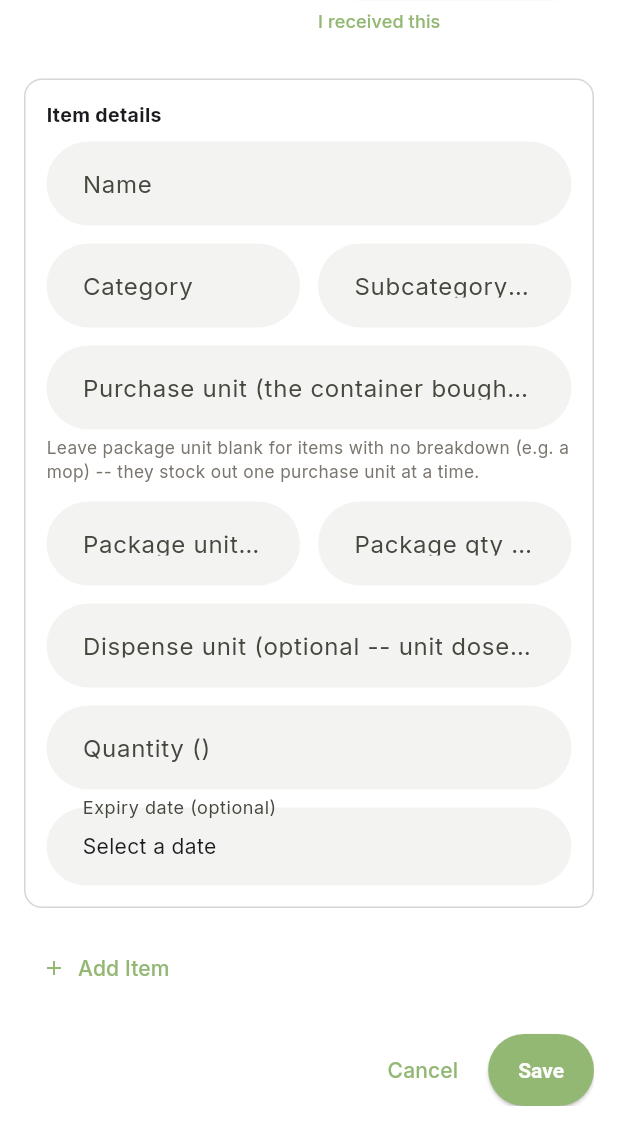
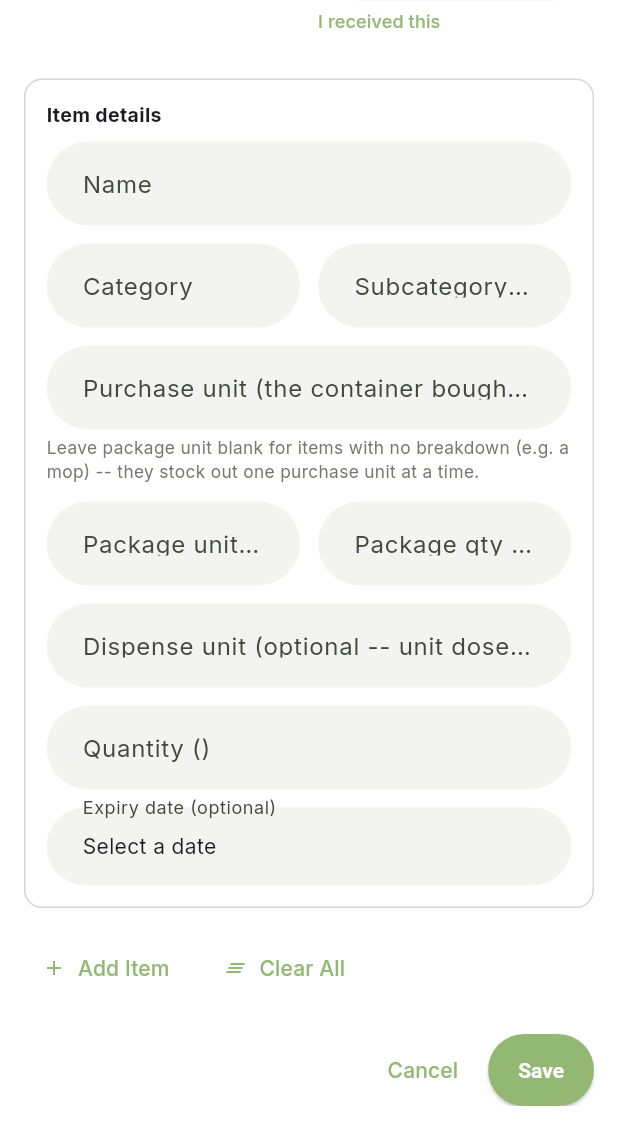
Before and after one commit to dandyrrom/siyam_flutter, a Flutter app: the AddItemPage screen opened by its route, scrolled down 262 dp, on a phone screen of 412 x 824 dp, the part 106-1236 px from its top. Run offline on Flutter 3.47's test engine with Material 3 defaults, Android fonts, the phone set to English and light mode, and no system bars; our stand-ins replace go_router, google_fonts, supabase_flutter, web; accounts and stored records are empty.

Commit message:
Add "Clear All" to Stock In form; small const/lint cleanups
Add a Clear All action next to Add Item on the Stock In form that resets every line and the procurement details (Type, Supplier, Donation Type, Submission ID) back to blank, confirming first if the form has any data entered -- remounts the procurement fields via a keyed epoch since their AppDropdownField/SearchSelectField widgets own their displayed value internally. Also a few unrelated const fixes (register page padding, inventory page icon, test fixture) and adds .vercel/.env* to .gitignore.

```diff
--- a/lib/pages/add_item_page.dart
+++ b/lib/pages/add_item_page.dart
@@ -162,6 +162,13 @@ class _AddItemPageState extends State<AddItemPage> {
   AppUser? _selectedReceiver;
   DateTime _dateReceived = DateTime.now();
 
+  /// Bumped on "Clear All" to remount the procurement-details fields (Type,
+  /// Supplier, Donation Type, Submission ID) -- their underlying
+  /// AppDropdownField/SearchSelectField own their initial value/text
+  /// internally, so resetting the state vars alone wouldn't refresh what's
+  /// displayed.
+  int _procurementEpoch = 0;
+
   @override
   void initState() {
     super.initState();
@@ -257,6 +264,58 @@ class _AddItemPageState extends State<AddItemPage> {
   void _removeLine(_StockInLineItem line) {
     line.dispose();
     setState(() => _lines.remove(line));
+  }
+
+  /// Whether the form currently holds entered data worth confirming before
+  /// discarding -- avoids an empty confirmation dialog on a blank form.
+  bool get _hasFormData =>
+      _lines.length > 1 ||
+      _lines.any((l) =>
+          l.nameCtrl.text.trim().isNotEmpty ||
+          l.qtyCtrl.text.trim().isNotEmpty ||
+          l.costCtrl.text.trim().isNotEmpty ||
+          l.isExistingItem) ||
+      _procurementType != null ||
+      _selectedSupplier != null ||
+      _donationType != null ||
+      _selectedSubmission != null ||
+      _donorNameCtrl.text.trim().isNotEmpty ||
+      _receivedByCtrl.text.trim().isNotEmpty;
+
+  Future<void> _clearAllLines() async {
+    if (_hasFormData) {
+      final confirmed = await showDialog<bool>(
+        context: context,
+        builder: (ctx) => AlertDialog(
+          title: const Text('Clear all?'),
+          content:
+              const Text('This removes the procurement details and every item row you\'ve entered so far.'),
+          actions: [
+            TextButton(onPressed: () => Navigator.pop(ctx, false), child: const Text('Cancel')),
+            TextButton(onPressed: () => Navigator.pop(ctx, true), child: const Text('Clear All')),
+          ],
+        ),
+      );
+      if (confirmed != true) return;
+    }
+    setState(() {
+      for (final line in _lines) {
+        line.dispose();
+      }
+      _lines
+        ..clear()
+        ..add(_StockInLineItem());
+
+      _procurementType = null;
+      _selectedSupplier = null;
+      _donationType = null;
+      _selectedSubmission = null;
+      _selectedReceiver = null;
+      _dateReceived = DateTime.now();
+      _donorNameCtrl.clear();
+      _receivedByCtrl.clear();
+      _procurementEpoch++;
+    });
   }
 
   /// Fills "Received by" with the logged-in user's first name -- for staff
@@ -448,6 +507,11 @@ class _AddItemPageState extends State<AddItemPage> {
             child: Column(
               crossAxisAlignment: CrossAxisAlignment.start,
               children: [
+                KeyedSubtree(
+                  key: ValueKey(_procurementEpoch),
+                  child: Column(
+                    crossAxisAlignment: CrossAxisAlignment.start,
+                    children: [
                 _SectionLabel(isPurchased
                     ? 'Purchase details'
                     : isDonated
@@ -591,6 +655,9 @@ class _AddItemPageState extends State<AddItemPage> {
                     ),
                   ],
                 ),
+                    ],
+                  ),
+                ),
                 const SizedBox(height: 24),
 
                 for (final line in _lines)
@@ -607,10 +674,20 @@ class _AddItemPageState extends State<AddItemPage> {
                     onChanged: () => setState(() {}),
                   ),
                 if (widget.itemId == null)
-                  TextButton.icon(
-                    onPressed: _addLine,
-                    icon: const Icon(Icons.add, size: 16),
-                    label: const Text('Add Item'),
+                  Row(
+                    children: [
+                      TextButton.icon(
+                        onPressed: _addLine,
+                        icon: const Icon(Icons.add, size: 16),
+                        label: const Text('Add Item'),
+                      ),
+                      const SizedBox(width: 8),
+                      TextButton.icon(
+                        onPressed: _clearAllLines,
+                        icon: const Icon(Icons.clear_all, size: 16),
+                        label: const Text('Clear All'),
+                      ),
+                    ],
                   ),
 
                 const SizedBox(height: 20),
--- a/lib/pages/inventory_page.dart
+++ b/lib/pages/inventory_page.dart
@@ -896,7 +896,7 @@ class _InventoryPageState extends State<InventoryPage>
                                     // ============================================================
                                     // MOBILE: Chevron indicator
                                     // ============================================================
-                                    Icon(
+                                    const Icon(
                                       Icons.chevron_right,
                                       size: 18,
                                       color: AppColors.mutedForeground,
--- a/lib/pages/register_page.dart
+++ b/lib/pages/register_page.dart
@@ -292,8 +292,8 @@ class _RegisterPageState extends State<RegisterPage> {
                                   ? 'Passwords do not match'
                                   : null,
                             ),
-                            Padding(
-                              padding: const EdgeInsets.only(top: 6, left: 20),
+                            const Padding(
+                              padding: EdgeInsets.only(top: 6, left: 20),
                               child: Text(
                                 'Password must be at least 8 characters and include: uppercase, lowercase, number, and symbol',
                                 style: TextStyle(
```
Also changed, not shown: 2 other files.
